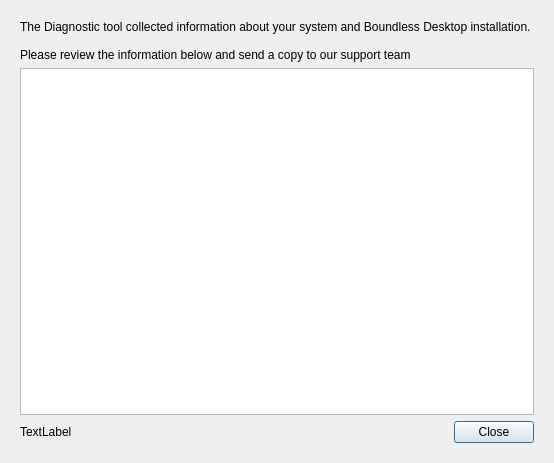
This is reportingtool/reportdialog.ui in planetfederal/qgis-reports-plugin as Qt 5 draws it before an edit. The edited form follows.
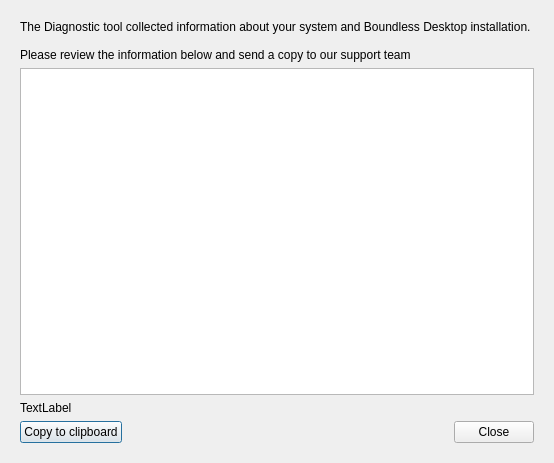
This is the edited form.

Commit message: added 'copy to clipboard' button

The edit to the form file:
```diff
--- a/reportingtool/reportdialog.ui
+++ b/reportingtool/reportdialog.ui
@@ -29,15 +29,35 @@
    <item>
     <widget class="QTextBrowser" name="textBrowser"/>
    </item>
+   <item>
+    <widget class="QLabel" name="fileLabel">
+     <property name="text">
+      <string>TextLabel</string>
+     </property>
+    </widget>
+   </item>
    <item>
     <layout class="QHBoxLayout" name="horizontalLayout">
      <item>
-      <widget class="QLabel" name="fileLabel">
+      <widget class="QPushButton" name="copyToClipboardButton">
        <property name="text">
-        <string>TextLabel</string>
+        <string>Copy to clipboard</string>
        </property>
       </widget>
      </item>
+     <item>
+      <spacer name="horizontalSpacer">
+       <property name="orientation">
+        <enum>Qt::Horizontal</enum>
+       </property>
+       <property name="sizeHint" stdset="0">
+        <size>
+         <width>40</width>
+         <height>20</height>
+        </size>
+       </property>
+      </spacer>
+     </item>
      <item>
       <widget class="QDialogButtonBox" name="buttonBox">
        <property name="orientation">
```
The commit also changes 1 other file.
